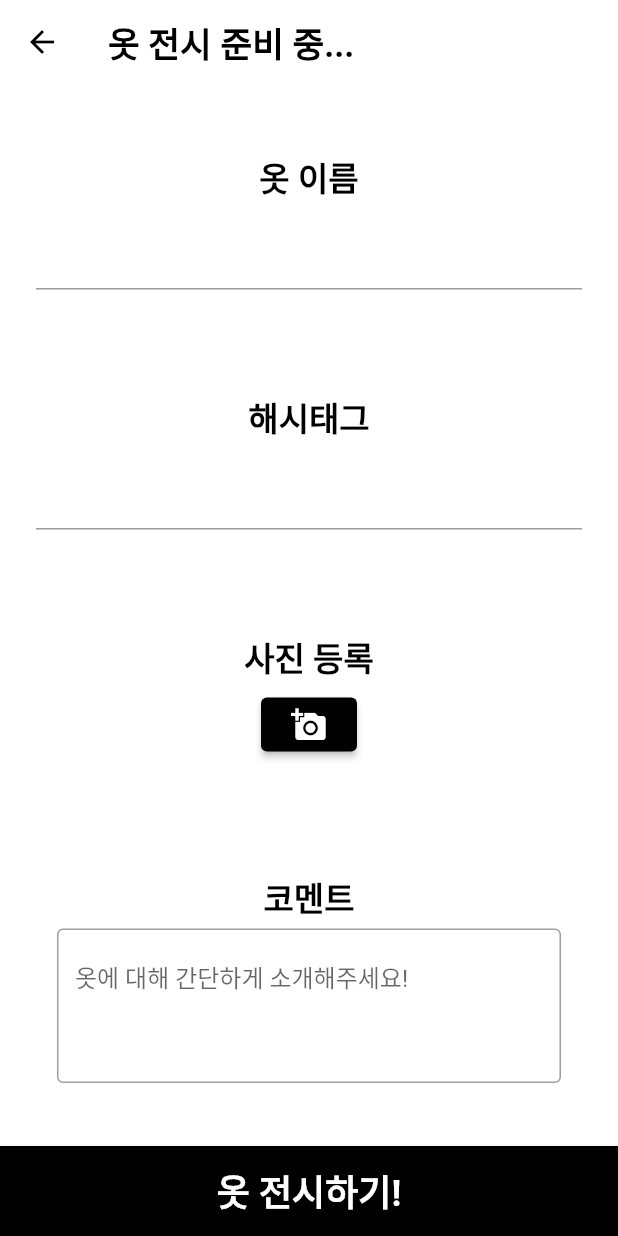
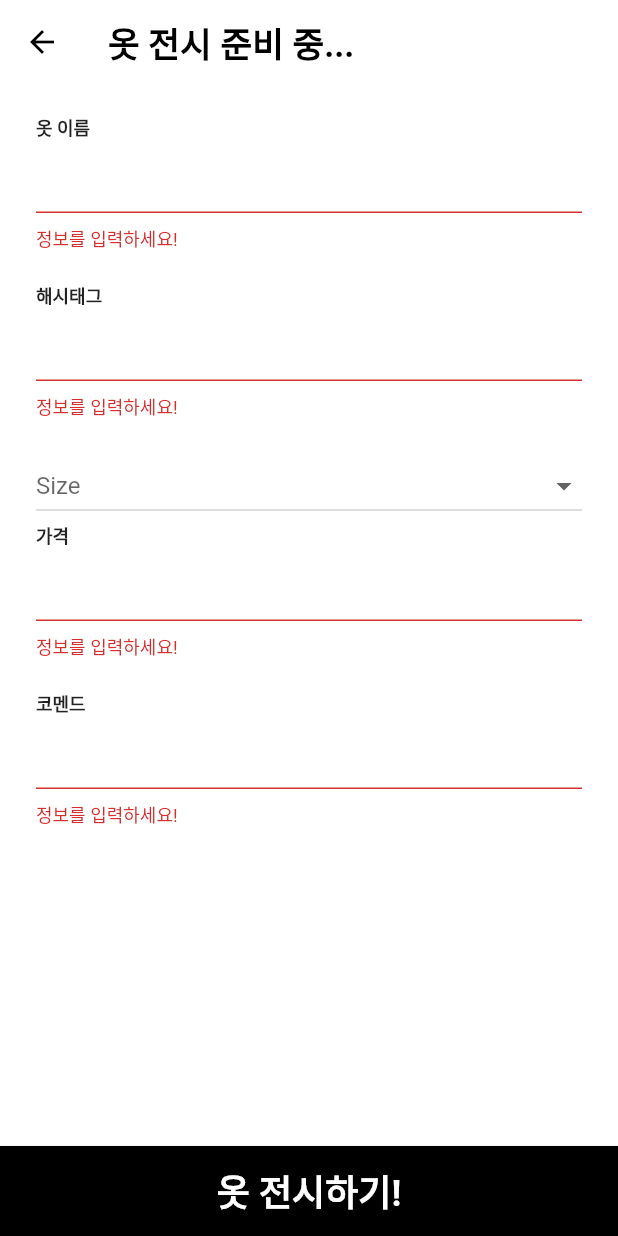
Before and after one commit to TypiDoyun/stac-offline, a Flutter app: the ClothesUpload screen opened directly, on a phone screen of 412 x 824 dp. Run offline on Flutter 3.47's test engine with Material 2 defaults, Android fonts, the phone set to English and light mode, and no system bars; our stand-ins replace get; missing offline and left inert: flutter_naver_map.

```diff
--- a/lib/ClothesUpload.dart
+++ b/lib/ClothesUpload.dart
@@ -1,7 +1,7 @@
-import 'dart:io';
+import 'package:flutter/material.dart';
+import 'package:get/get.dart';
+import 'package:get/get_core/src/get_main.dart';
 
-import 'package:flutter/material.dart';
-import 'package:image_picker/image_picker.dart';
 
 class ClothesUpload extends StatefulWidget {
   const ClothesUpload({super.key});
@@ -11,7 +11,32 @@ class ClothesUpload extends StatefulWidget {
 }
 
 class ClothesUploadState extends State<ClothesUpload> {
-  final TextEditingController clothes_name = TextEditingController();
+  final formkey = GlobalKey<FormState>();
+
+  final sizeMenus = [
+    "Free",
+    "XS",
+    "S",
+    "M",
+    "L",
+    "XL",
+    "2XL",
+    "85",
+    "90",
+    "95",
+    "100",
+    "105",
+    "110"
+  ];
+  String? selectedSize;
+
+  final Map<String, dynamic> clothesInfo = {
+    "name": "",
+    "price": 0,
+    "size": "",
+    "tag": "",
+    "comment": "",
+  };
 
 
 
@@ -21,7 +46,8 @@ class ClothesUploadState extends State<ClothesUpload> {
       appBar: AppBar(
         elevation: 0,
         backgroundColor: Colors.white,
-        title: const Text("옷 전시 준비 중...",
+        title: const Text(
+          "옷 전시 준비 중...",
           style: TextStyle(
             color: Colors.black,
             fontSize: 23,
@@ -29,22 +55,79 @@ class ClothesUploadState extends State<ClothesUpload> {
           ),
         ),
       ),
-      body:ListView(
+      body: Padding(
+        padding: const EdgeInsets.symmetric(horizontal: 24.0, vertical: 20.0),
+        child: Form(
+          key: formkey,
+          child: ListView(
             children: [
-          Column(
-            children: [
-              const SizedBox(height: 30,),
-              ClothesNameInput(clothesNameController: clothes_name),
-              const SizedBox(height: 20,),
-              const ClothesTagInput(),
-              const SizedBox(height: 20,),
-              ClothesImagesInput(),
-              const SizedBox(height: 20,),
-              const ClothesCommentInput(),
-              const SizedBox(height: 50,),
+              renderTextFormField(
+                label: '옷 이름',
+                keyboardType: TextInputType.text,
+                onSaved: (val) {
+                  clothesInfo["name"] = val;
+                },
+                validator: (val) {
+                  if (val.length < 1) {
+                    return '정보를 입력하세요!';
+                  }
+                  return null;
+                },
+              ),
+              renderTextFormField(
+                label: '해시태그',
+                keyboardType: TextInputType.text,
+                onSaved: (val) {
+                  clothesInfo["tag"] = val;
+                },
+                validator: (val) {
+                  if (val.length < 1) {
+                    return '정보를 입력하세요!';
+                  }
+                  return null;
+                },
+              ),
+              DropdownButton<String>(
+                hint: const Text("Size"),
+                value: selectedSize,
+                isExpanded: true,
+                items: sizeMenus
+                    .map((e) => DropdownMenuItem(
+                          value: e,
+                          child: Text(e),
+                        ))
+                    .toList(),
+                onChanged: (value) => setState(() => selectedSize = value),
+              ),
+              renderTextFormField(
+                label: '가격',
+                keyboardType: TextInputType.number,
+                onSaved: (val) {
+                  clothesInfo["price"] = val;
+                },
+                validator: (val) {
+                  if (val.length < 1) {
+                    return '정보를 입력하세요!';
+                  }
+                  return null;
+                },
+              ),
+              renderTextFormField(
+                label: '코멘드',
+                keyboardType: TextInputType.text,
+                onSaved: (val) {
+                  clothesInfo["comment"] = val;
+                },
+                validator: (val) {
+                  if (val.length < 1) {
+                    return '정보를 입력하세요!';
+                  }
+                  return null;
+                },
+              ),
             ],
           ),
-        ],
+        ),
       ),
       bottomNavigationBar: SafeArea(
           child: SizedBox(
@@ -56,213 +139,79 @@ class ClothesUploadState extends State<ClothesUpload> {
             ),
           ),
           onPressed: () {
-              print(clothes_name.text);
-              Navigator.pop(context);
+            _tryValidation();
+            final isValid = formkey.currentState!.validate();
+            if (isValid) {
+              formkey.currentState!.save();
+            }
+            print(clothesInfo);
+            Get.back(result: clothesInfo);
           },
           child: const Text(
             "옷 전시하기!",
-              style: TextStyle(fontSize: 24, fontWeight: FontWeight.w700,),
+            style: TextStyle(
+              fontSize: 24,
+              fontWeight: FontWeight.w700,
             ),
           ),
-        )
         ),
+      )),
     );
+  }
+
+  void _tryValidation() {
+    final isValid = formkey.currentState!.validate();
+    if (isValid) {
+      formkey.currentState!.save();
     }
   }
 
-//옷 이름 박스
-class ClothesNameInput extends StatelessWidget {
-  final TextEditingController clothesNameController;
+  void _addItemAndReturn(BuildContext context) {
+    String itemName = clothesInfo["name"];
+    String itemPrice = clothesInfo["price"];
 
-  const ClothesNameInput({super.key, required this.clothesNameController});
+    if (itemName.isNotEmpty && itemPrice.isNotEmpty) {
+      Map<String, dynamic> newClothes = {
+        'name': itemName,
+        'price': int.parse(itemPrice),
+      };
+      Navigator.pop(context, newClothes);
+    }
+  }
+}
 
-  @override
-  Widget build(BuildContext context) {
-    return Container(
-      margin: const EdgeInsets.symmetric(horizontal: 24),
-      color: Colors.white70,
-      height: 140,
-      child: Column(
+
+//입력값 위젯
+renderTextFormField({
+  required String label,
+  required FormFieldSetter onSaved,
+  required FormFieldValidator validator,
+  required TextInputType keyboardType,
+}) {
+  return Column(
     children: [
-          const SizedBox(height: 15,),
-          const Text("옷 이름",
-            style: TextStyle(
-              color: Colors.black,
-              fontSize: 22,
+      Row(
+        children: [
+          Text(
+            label,
+            style: const TextStyle(
+              fontSize: 12.0,
               fontWeight: FontWeight.w700,
-            ),),
-          const SizedBox(height: 5,),
-          TextField(
-            controller: clothesNameController,
-            style: const TextStyle(fontSize: 26),
+            ),
           ),
         ],
       ),
-    );
-  }
-}
-
-//해시태그 박스
-class ClothesTagInput extends StatelessWidget {
-  const ClothesTagInput({super.key});
-
-  @override
-  Widget build(BuildContext context) {
-    return Container(
-      margin: const EdgeInsets.symmetric(horizontal: 24),
-      color: Colors.white70,
-      height: 140,
-      child: const Column(
-        children: [
-          SizedBox(height: 15,),
-          Text("해시태그",
-            style: TextStyle(
-              color: Colors.black,
-              fontSize: 22,
-              fontWeight: FontWeight.w700,
-            ),),
-          SizedBox(height: 5,),
-          TextField(
-            style: TextStyle(fontSize: 26),
+      TextFormField(
+        onSaved: onSaved,
+        validator: validator,
+        autovalidateMode: AutovalidateMode.always,
+        keyboardType: keyboardType,
+      ),
+      const SizedBox(
+        height: 20,
       ),
     ],
-      ),
-    );
-  }
-}
-
-//옷 사진 등록 박스
-class ClothesImagesInput extends StatefulWidget {
-  ClothesImagesInput({super.key});
-
-  @override
-  State<ClothesImagesInput> createState() => _ClothesImagesInputState();
-}
-
-class _ClothesImagesInputState extends State<ClothesImagesInput> {
-  final ImagePicker _picker = ImagePicker();
-  final List<XFile?> _pickedImages = [];
-
-  @override
-  Widget build(BuildContext context) {
-    return Container(
-      margin: const EdgeInsets.symmetric(horizontal: 24),
-      color: Colors.white70,
-      height: 140,
-      child: Column(
-        children: [
-          SizedBox(height: 15,),
-          Text("사진 등록",
-            style: TextStyle(
-              color: Colors.black,
-              fontSize: 22,
-              fontWeight: FontWeight.w700,
-            ),),
-          SizedBox(height: 5,),
-          ElevatedButton(onPressed: () { getMultiImage(); },
-            child: const Icon(Icons.add_a_photo),
-          ),
-          Expanded(
-          child: _pickedImages.isNotEmpty
-          ? GridView(
-          gridDelegate: const SliverGridDelegateWithFixedCrossAxisCount(
-          crossAxisCount: 3,
-          ),
-          children: _pickedImages
-              .where((element) => element != null)
-              .map((e) => _gridPhotoItem(e!))
-              .toList(),
-          )
-              : const SizedBox(),
-          )
-        ],
-      ),
-
   );
 
 
 }
-  void getMultiImage() async {
-    final List<XFile>? images = await _picker.pickMultiImage();
-
-    if (images != null) {
-      setState(() {
-        _pickedImages.addAll(images);
-      });
-    }
-  }
-
-  Widget _gridPhotoItem(XFile e) {
-    return Padding(
-      padding: const EdgeInsets.all(2.0),
-      child: Stack(
-        children: [
-          Positioned.fill(
-            child: Image.file(
-              File(e.path),
-              fit: BoxFit.cover,
-            ),
-          ),
-          Positioned(
-            top: 5,
-            right: 5,
-            child: GestureDetector(
-              onTap: () {
-                setState(() {
-                  _pickedImages.remove(e);
-                });
-              },
-              child: const Icon(
-                Icons.cancel_rounded,
-                color: Colors.black87,
-              ),
-            ),
-          )
-        ],
-      ),
-    );
-  }
-}
-
-
-
-//코멘트 작성 박스
-class ClothesCommentInput extends StatelessWidget {
-  const ClothesCommentInput({super.key});
-
-  @override
-  Widget build(BuildContext context) {
-    return Container(
-      margin: const EdgeInsets.symmetric(horizontal: 24),
-      color: Colors.white70,
-      height: 170,
-      child: const Column(
-        children: [
-          SizedBox(height: 15,),
-          Text("코멘트",
-            style: TextStyle(
-              color: Colors.black,
-              fontSize: 22,
-              fontWeight: FontWeight.w700,
-            ),),
-          SizedBox(height: 5,),
-          Padding(
-            padding: EdgeInsets.symmetric(horizontal: 14),
-            child: TextField(
-              decoration: InputDecoration(
-                border: OutlineInputBorder(),
-                hintText: "옷에 대해 간단하게 소개해주세요!",
-                hintStyle: TextStyle(fontSize: 16),
-              ),
-              style: TextStyle(
-                fontSize: 18,
-              ),
-              minLines: 3,
-              maxLines: 5,
-            ),
-          )
-        ],
-      ),
-    );
-  }
-}
--- /dev/null
+++ b/lib/Widgets/model.dart
@@ -0,0 +1,10 @@
+
+class Clothes {
+  final String name;
+  final String price;
+  final String size;
+  final String tag;
+  final String comment;
+
+  Clothes(this.name, this.price, this.size, this.tag, this.comment);
+}
--- a/pubspec.yaml
+++ b/pubspec.yaml
@@ -28,9 +28,11 @@ environment:
 # the latest version available on pub.dev. To see which dependencies have newer
 # versions available, run `flutter pub outdated`.
 dependencies:
+  get: ^4.6.5
   flutter:
     sdk: flutter
   image_picker: ^0.8.6
+
 
 
 
```
Also changed, not shown: lib/MapPage.dart (deleted, +0 -21 lines), lib/ShopJoin.dart (deleted, +0 -15 lines), lib/ShopJoinPage.dart (added, +101 -0 lines), lib/UserPage.dart (+5 -5 lines), lib/Widgets/Owner_ClothesListItem.dart (added, +73 -0 lines), lib/Widgets/bottom_bar.dart (deleted, +0 -25 lines), lib/main.dart (+45 -64 lines), pubspec.lock. Lines whose indentation alone changed are shown as unchanged.
